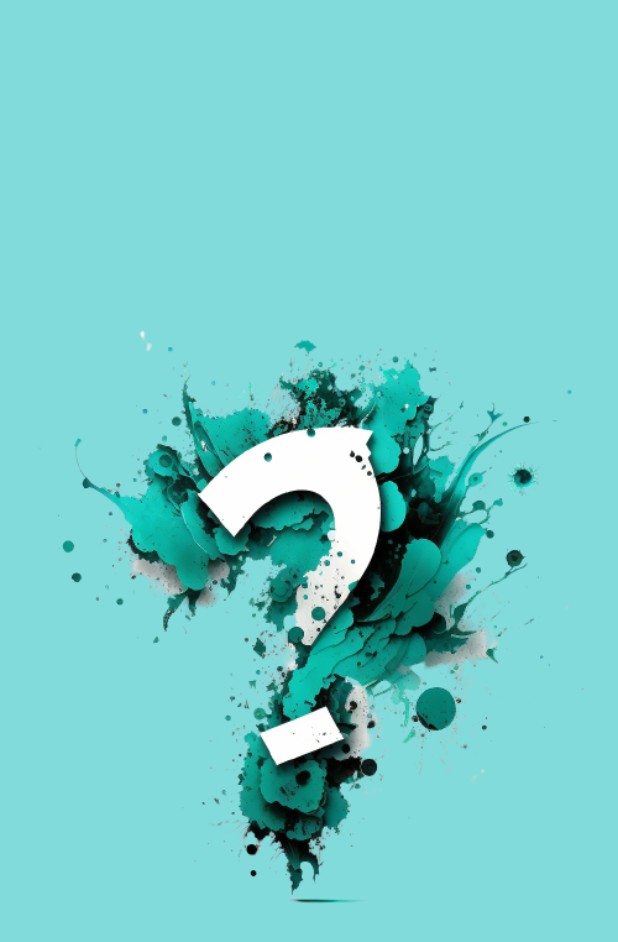
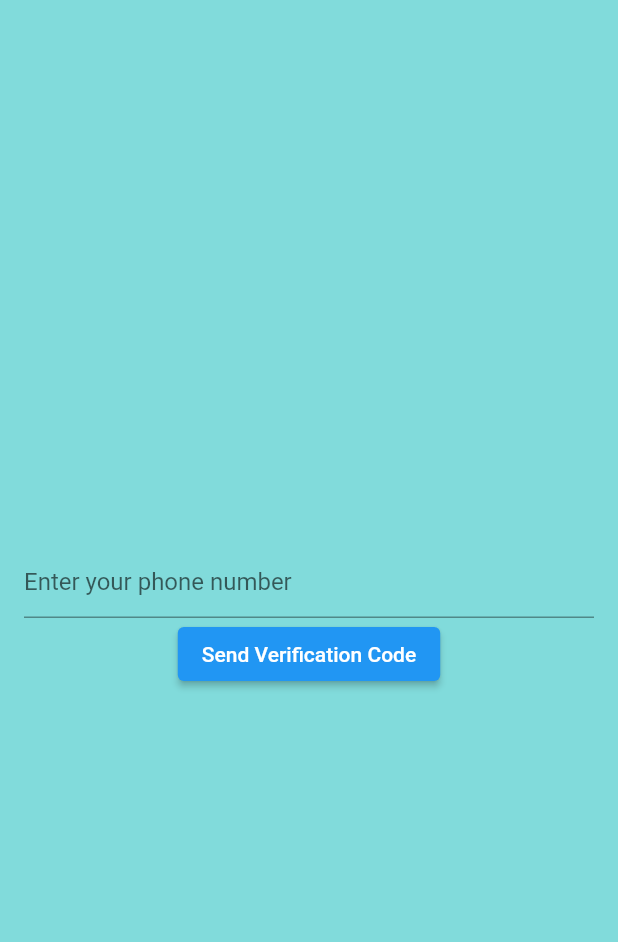
Before and after one commit to BCuracao/whatup_flutter_app, a Flutter app: the first screen one second after launch, on a phone screen of 412 x 824 dp. Shown: the top 942 px of the screen. Run offline on Flutter 3.47's test engine with Material 2 defaults, Android fonts, the phone set to English and light mode, and no system bars; our stand-ins replace contacts_service, firebase_auth, firebase_core, permission_handler; accounts and stored records are empty.

Commit message:
Added user registration and login as well as basic firebase integration.

```diff
--- a/lib/app.dart
+++ b/lib/app.dart
@@ -1,6 +1,6 @@
 import 'package:flutter/material.dart';
 import 'package:whatup/src/screens/home_screen.dart';
-import 'src/screens/splash_screen.dart';
+import 'package:whatup/utils/login_wrapper.dart';
 
 class App extends StatelessWidget {
   const App({super.key});
@@ -12,7 +12,7 @@ class App extends StatelessWidget {
       theme: ThemeData(
         primarySwatch: Colors.blue,
       ),
-      home: const SplashScreen(),
+      home: const LoginWrapper(),
       routes: {
         '/home': (context) =>
             const HomeScreen(), // Replace with your home screen widget
--- /dev/null
+++ b/lib/src/screens/registration_screen.dart
@@ -0,0 +1,101 @@
+import 'package:flutter/material.dart';
+import 'package:firebase_auth/firebase_auth.dart';
+import 'package:whatup/src/screens/home_screen.dart';
+
+class RegistrationScreen extends StatefulWidget {
+  const RegistrationScreen({super.key});
+
+  @override
+  // ignore: library_private_types_in_public_api
+  _RegistrationScreenState createState() => _RegistrationScreenState();
+}
+
+class _RegistrationScreenState extends State<RegistrationScreen> {
+  final FirebaseAuth _auth = FirebaseAuth.instance;
+  final TextEditingController _phoneNumberController = TextEditingController();
+  final TextEditingController _smsCodeController = TextEditingController();
+  late String _verificationId;
+  bool _isPhoneNumberSubmitted = false;
+
+  void _sendVerificationCode() async {
+    await _auth.verifyPhoneNumber(
+      phoneNumber: _phoneNumberController.text,
+      verificationCompleted: (PhoneAuthCredential credential) async {
+        await _auth.signInWithCredential(credential);
+      },
+      verificationFailed: (FirebaseAuthException e) {
+        // Handle the error
+        print(e);
+      },
+      codeSent: (String verificationId, int? resendToken) {
+        setState(() {
+          _verificationId = verificationId;
+          _isPhoneNumberSubmitted = true;
+        });
+      },
+      codeAutoRetrievalTimeout: (String verificationId) {
+        setState(() {
+          _verificationId = verificationId;
+        });
+      },
+    );
+  }
+
+  void _signInWithPhoneNumber() async {
+    final AuthCredential credential = PhoneAuthProvider.credential(
+      verificationId: _verificationId,
+      smsCode: _smsCodeController.text,
+    );
+    try {
+      await _auth.signInWithCredential(credential);
+      Navigator.push(
+        context,
+        MaterialPageRoute(builder: (context) => HomeScreen()),
+      );
+    } catch (e) {
+      // Handle the error
+      print(e);
+    }
+  }
+
+  @override
+  Widget build(BuildContext context) {
+    return Scaffold(
+      backgroundColor: Color(0xFF81DBDB),
+      body: Padding(
+        padding: const EdgeInsets.all(16.0),
+        child: Column(
+          mainAxisAlignment: MainAxisAlignment.center,
+          crossAxisAlignment: CrossAxisAlignment.center,
+          children: [
+            if (!_isPhoneNumberSubmitted) ...[
+              TextField(
+                controller: _phoneNumberController,
+                decoration: InputDecoration(
+                  hintText: 'Enter your phone number',
+                ),
+                keyboardType: TextInputType.phone,
+              ),
+              ElevatedButton(
+                onPressed: _sendVerificationCode,
+                child: Text('Send Verification Code'),
+              ),
+            ] else ...[
+              TextField(
+                controller: _smsCodeController,
+                decoration: InputDecoration(
+                  hintText: 'Enter the verification code',
+                ),
+                keyboardType: TextInputType.number,
+              ),
+              ElevatedButton(
+                onPressed: _signInWithPhoneNumber,
+                child: Text('Sign In'),
+              ),
+            ],
+          ],
+        ),
+      ),
+    );
+  }
+}
--- a/lib/src/screens/splash_screen.dart
+++ b/lib/src/screens/splash_screen.dart
@@ -1,5 +1,6 @@
 import 'dart:async';
 import 'package:flutter/material.dart';
+import 'package:whatup/src/screens/registration_screen.dart';
 
 import 'home_screen.dart';
 
@@ -43,7 +44,7 @@ class _SplashScreenState extends State<SplashScreen>
     Navigator.of(context).pushReplacement(
       MaterialPageRoute(
           builder: (context) =>
-              const HomeScreen()), // Replace HomeScreen with your desired home screen widget
+              const RegistrationScreen()), // Replace HomeScreen with your desired home screen widget
     );
   }
 
--- /dev/null
+++ b/lib/utils/login_wrapper.dart
@@ -0,0 +1,35 @@
+import 'package:firebase_auth/firebase_auth.dart';
+import 'package:flutter/material.dart';
+
+import '../src/screens/home_screen.dart';
+import '../src/screens/registration_screen.dart';
+
+class LoginWrapper extends StatefulWidget {
+  const LoginWrapper({super.key});
+
+  @override
+  // ignore: library_private_types_in_public_api
+  _LoginWrapperState createState() => _LoginWrapperState();
+}
+
+class _LoginWrapperState extends State<LoginWrapper> {
+  final FirebaseAuth _auth = FirebaseAuth.instance;
+
+  @override
+  Widget build(BuildContext context) {
+    return StreamBuilder<User?>(
+      stream: _auth.authStateChanges(),
+      builder: (BuildContext context, AsyncSnapshot<User?> snapshot) {
+        if (snapshot.connectionState == ConnectionState.active) {
+          final User? user = snapshot.data;
+          if (user != null) {
+            return const HomeScreen();
+          } else {
+            return const RegistrationScreen();
+          }
+        }
+        return const CircularProgressIndicator();
+      },
+    );
+  }
+}
--- a/pubspec.yaml
+++ b/pubspec.yaml
@@ -34,7 +34,10 @@ dependencies:
   video_player: ^2.2.7
   contacts_service: ^0.6.3
   permission_handler: ^10.2.0
-  intl: ^0.17.0
+  intl: ^0.18.1
+  firebase_auth: ^4.2.2
+  firebase_core: ^2.10.0
+  google_sign_in: ^6.1.0
 
   # The following adds the Cupertino Icons font to your application.
   # Use with the CupertinoIcons class for iOS style icons.
```
Also changed, not shown: lib/main.dart (+5 -2 lines), lib/utils/CustomSliverChildDelegate.dart (deleted, +0 -50 lines), pubspec.lock, 4 other files.
